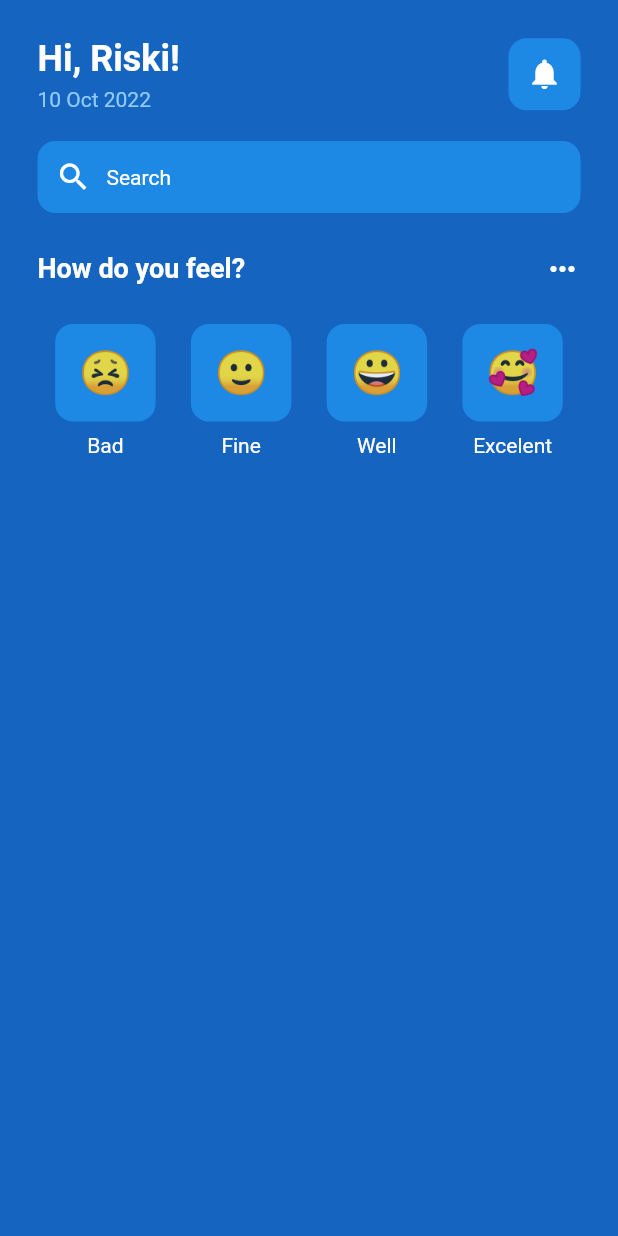
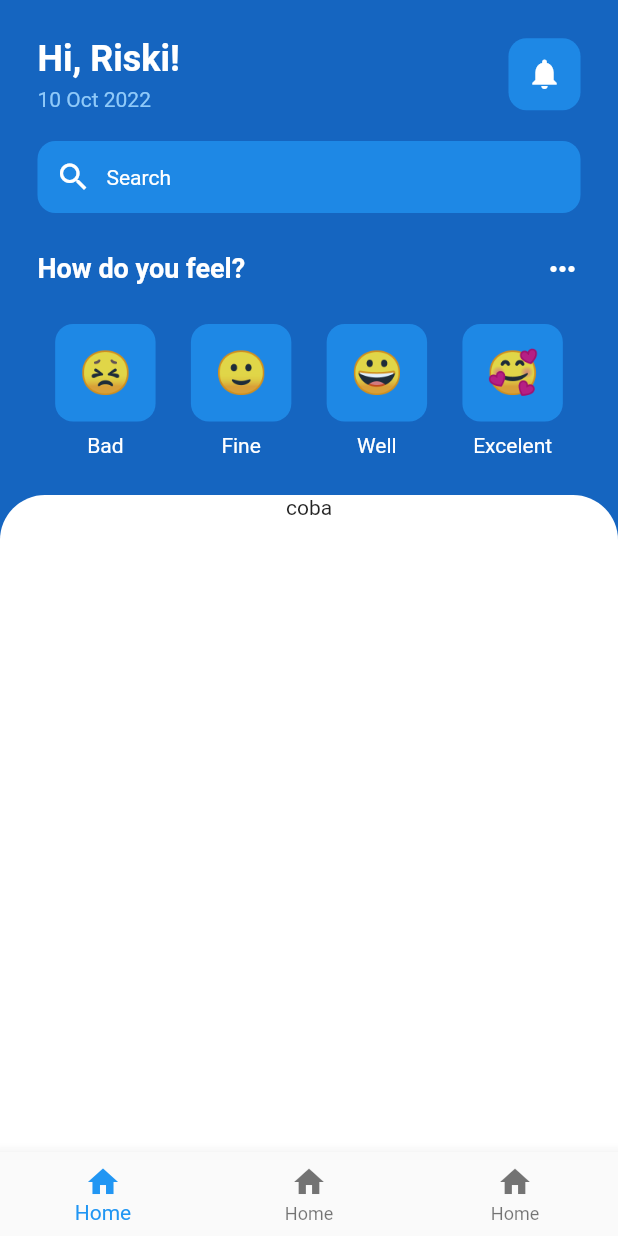
Before and after one commit to L200150110/simple_app_1, a Flutter app: the screen it shows after launch, on a phone screen of 412 x 824 dp. Run offline on Flutter 3.47's test engine with Material 2 defaults, Android fonts, the phone set to English and light mode, and no system bars.

Commit message:
update home

```diff
--- a/lib/pages/home_page.dart
+++ b/lib/pages/home_page.dart
@@ -15,8 +15,24 @@ class _HomePageState extends State<HomePage> {
   Widget build(BuildContext context) {
     return Scaffold(
       backgroundColor: Colors.blue[800],
+      bottomNavigationBar: BottomNavigationBar(items: [
+        BottomNavigationBarItem(
+          icon: Icon(Icons.home),
+          label: 'Home',
+        ),
+        BottomNavigationBarItem(
+          icon: Icon(Icons.home),
+          label: 'Home',
+        ),
+        BottomNavigationBarItem(
+          icon: Icon(Icons.home),
+          label: 'Home',
+        ),
+      ]),
       body: SafeArea(
-        child: Padding(
+        child: Column(
+          children: [
+            Padding(
               padding: const EdgeInsets.all(25.0),
               child: Column(
                 children: [
@@ -169,6 +185,22 @@ class _HomePageState extends State<HomePage> {
                 ],
               ),
             ),
+            Expanded(
+              child: Container(
+                width: MediaQuery.of(context).size.width,
+                decoration: BoxDecoration(
+                    color: Colors.white,
+                    borderRadius: BorderRadius.only(
+                      topLeft: Radius.circular(30),
+                      topRight: Radius.circular(30),
+                    )),
+                child: Column(
+                  children: [Text('coba')],
+                ),
+              ),
+            )
+          ],
+        ),
       ),
     );
   }
```
Lines whose indentation alone changed are shown as unchanged.
